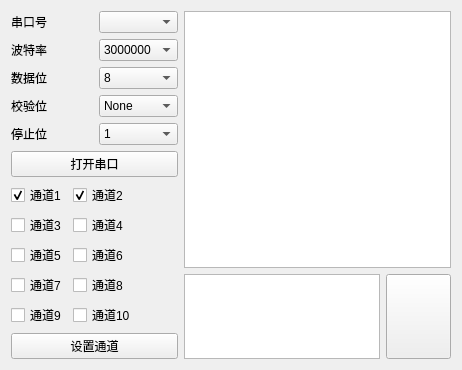
Qt form setting_page.ui (hujieisme/Serial_Client) before a commit.
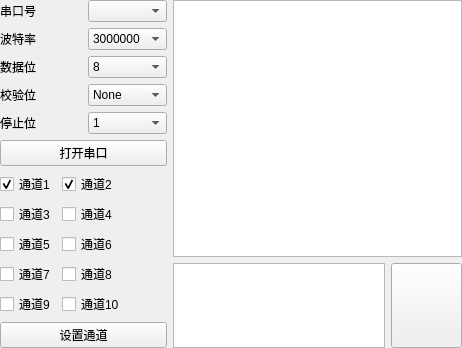
The same form after that commit. Icons and pictures are not drawn.

Commit message: 设置四周边距为0

The edit to the form file:
```diff
--- a/setting_page.ui
+++ b/setting_page.ui
@@ -14,6 +14,18 @@
    <string>Form</string>
   </property>
   <layout class="QHBoxLayout" name="horizontalLayout_3" stretch="1,3">
+   <property name="leftMargin">
+    <number>0</number>
+   </property>
+   <property name="topMargin">
+    <number>0</number>
+   </property>
+   <property name="rightMargin">
+    <number>0</number>
+   </property>
+   <property name="bottomMargin">
+    <number>0</number>
+   </property>
    <item>
     <layout class="QVBoxLayout" name="verticalLayout_7">
      <item>
```
